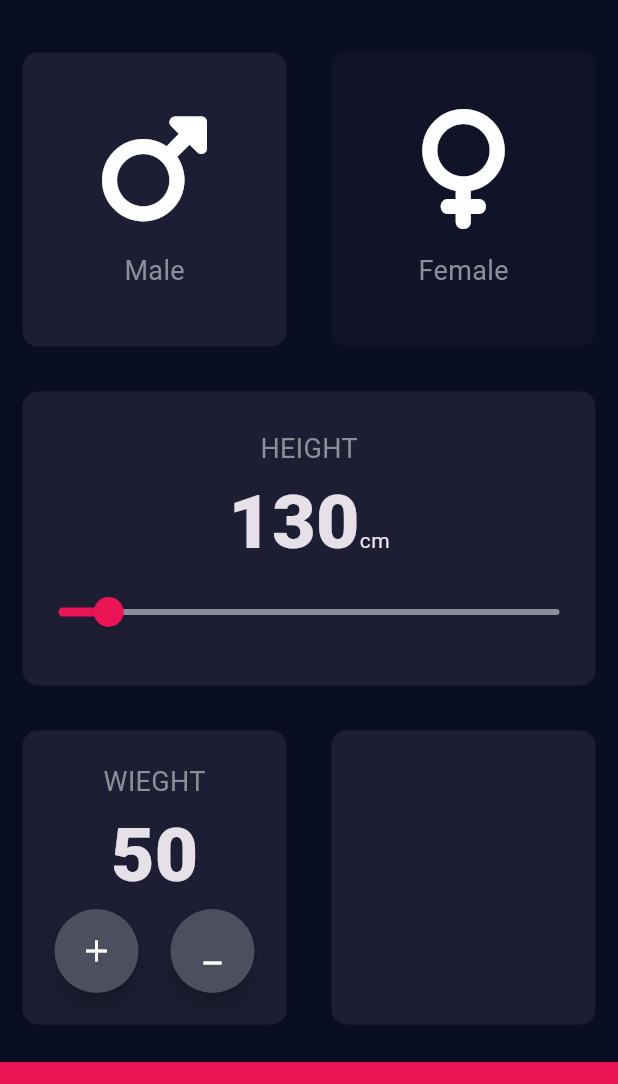
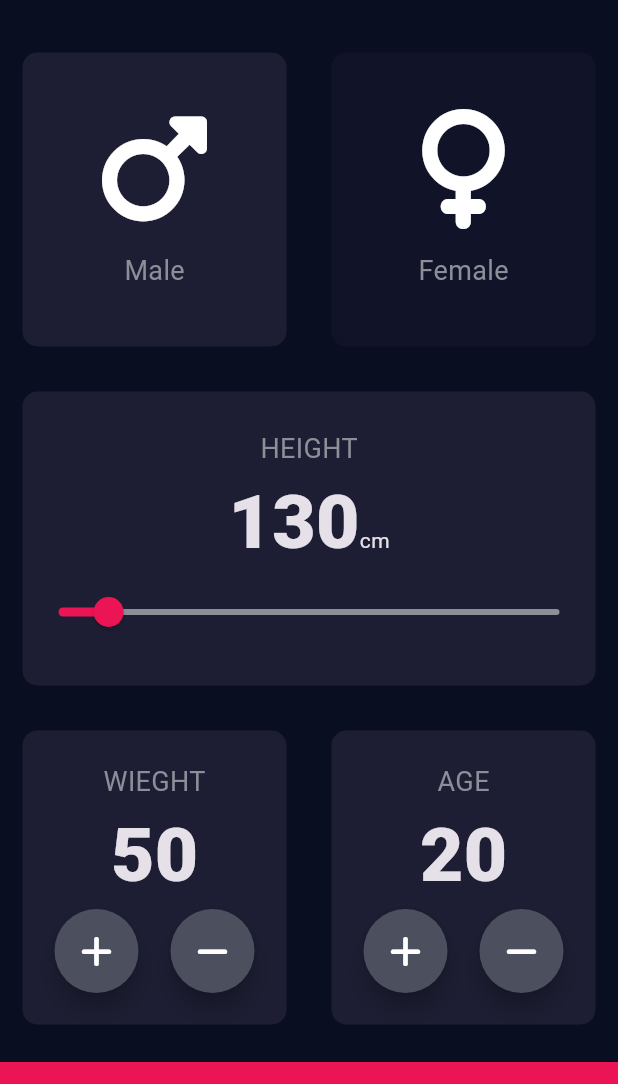
Before and after one commit to thisaraganhewa/BMI_Calculator, a Flutter app: the screen it shows after launch, on a phone screen of 412 x 824 dp, the part 54-1138 px from its top. Run offline on Flutter 3.47's test engine with Material 3 defaults, Android fonts, the phone set to English and light mode, and no system bars; our stand-ins replace font_awesome_flutter.

Commit message:
added widget to increase age

```diff
--- a/lib/input_page.dart
+++ b/lib/input_page.dart
@@ -23,6 +23,7 @@ class _InputPageState extends State<InputPage> {
   Gender selectedGender = Gender.male;
   int height = 130;
   int weight = 50;
+  int age = 20;
 
 
   // 1 = male 2 == female
@@ -136,7 +137,7 @@ class _InputPageState extends State<InputPage> {
                           children: [
                             RoundedIconButton(
                               icon: const Icon(
-                                Icons.add,
+                                FontAwesomeIcons.plus,
                               ),
                               onPress: () {
                                 setState(() {
@@ -146,7 +147,7 @@ class _InputPageState extends State<InputPage> {
                             ),
                             RoundedIconButton(
                               icon: const Icon(
-                                Icons.minimize_sharp,
+                                FontAwesomeIcons.minus,
                               ),
                               onPress: () {
                                 setState(() {
@@ -161,7 +162,47 @@ class _InputPageState extends State<InputPage> {
                   ),
                 ),
                 Expanded(
-                  child: ReusableCard(colour: kActiveCardColor),
+                  child: ReusableCard(
+                    colour: kActiveCardColor,
+                    cardChild: Column(
+                      mainAxisAlignment: MainAxisAlignment.center,
+                      children: [
+                        const Text(
+                          "AGE",
+                          style: kLableTextStyle,
+                        ),
+                        Text(
+                          age.toString(),
+                          style: kNumberStyle,
+                        ),
+                        Row(
+                          mainAxisAlignment: MainAxisAlignment.spaceEvenly,
+                          children: [
+                            RoundedIconButton(
+                              icon: const Icon(
+                                FontAwesomeIcons.plus,
+                              ),
+                              onPress: () {
+                                setState(() {
+                                  ++age;
+                                });
+                              },
+                            ),
+                            RoundedIconButton(
+                              icon: const Icon(
+                                FontAwesomeIcons.minus,
+                              ),
+                              onPress: () {
+                                setState(() {
+                                  --age;
+                                });
+                              },
+                            ),
+                          ],
+                        )
+                      ],
+                    ),
+                  ),
                 ),
               ],
             ),
```
